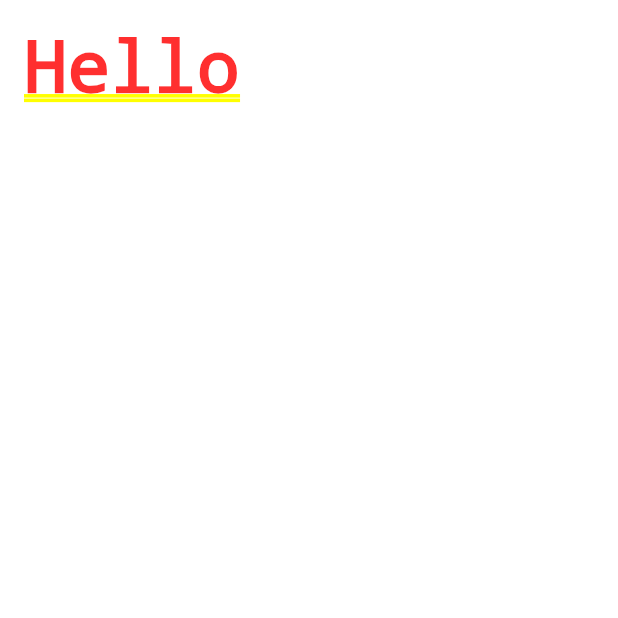
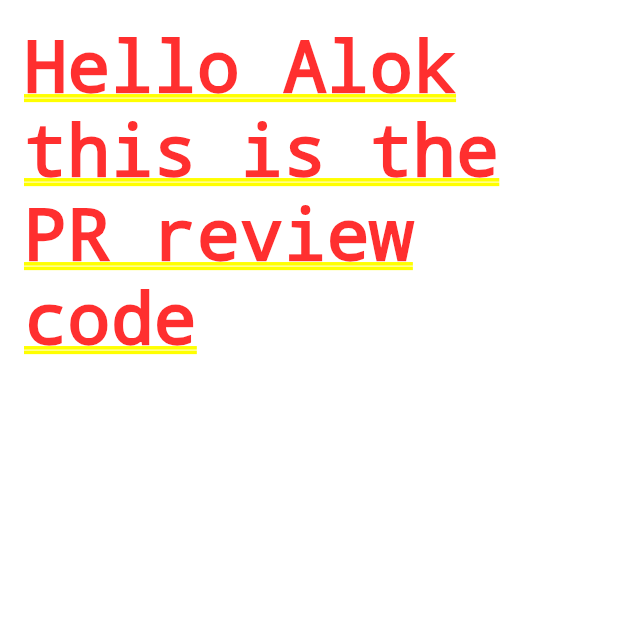
Before and after one commit to 2015Vihu/jenkinsTestRepo, a Flutter app: the screen it shows after launch, after a tap on the "add" icon, on a phone screen of 412 x 824 dp, the top half of it. Run offline on Flutter 3.47's test engine with Material 3 defaults, Android fonts, the phone set to English and light mode, and no system bars.

Commit message:
User Profile

```diff
--- a/lib/UserProfileWidget.dart
+++ b/lib/UserProfileWidget.dart
@@ -12,7 +12,7 @@ class UserProfileWidget extends StatelessWidget {
 
     return Container(
       child: Text(
-        'Hello',
+        'Hello Alok this is the PR review code',
       ),
       padding: EdgeInsets.all(16),
     );
```
